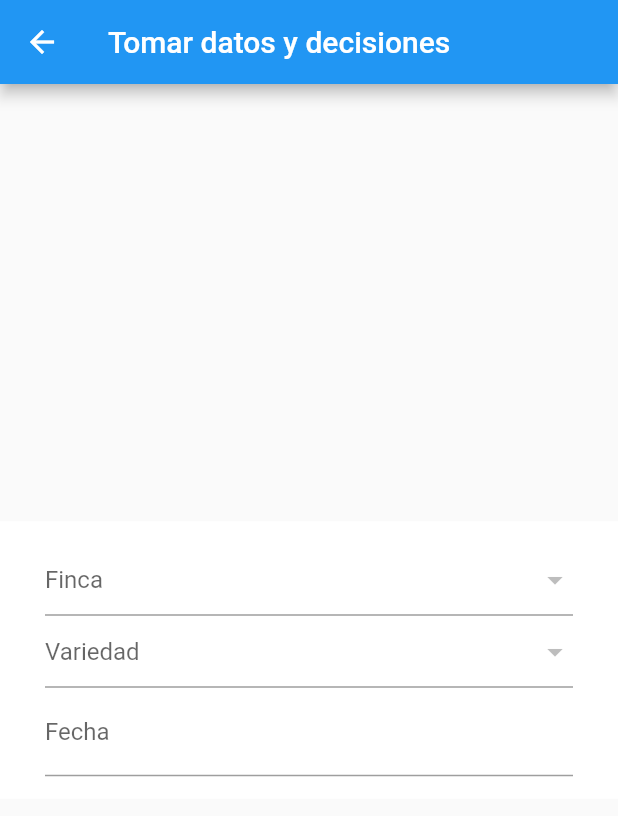
After one commit to ErickMurillo/flutter_poda, a Flutter app: the DecisionesPage screen opened directly, after a tap on the "add" icon, on a phone screen of 412 x 824 dp. The commit adds this screen. Shown: the top 816 px of the screen. Run offline on Flutter 3.47's test engine with Material 2 defaults, Android fonts, the phone set to English and light mode, and no system bars; our stand-ins replace flutter_swiper, sqflite; accounts and stored records are empty.

Commit message:
iniciando test de parcelas

```diff
--- /dev/null
+++ b/lib/models/test_parcela.dart
@@ -0,0 +1,25 @@
+class TestParcela {
+  TestParcela({this.id, this.idFinca, this.idParcela, this.fecha});
+
+  TestParcela.fromMap(Map<String, dynamic> map) {
+    id = map['id'];
+    idFinca = map['idFinca'];
+    idParcela = map['idParcela'];
+    fecha = map['nombre'];
+  }
+
+  int id;
+  int idFinca;
+  int idParcela;
+  String fecha;
+
+  Map<String, dynamic> toMap() {
+    var map = <String, dynamic>{
+      'idFinca': idFinca,
+      'idParcela': idParcela,
+      'fecha': fecha
+    };
+    if (id != null) map['id'] = id;
+    return map;
+  }
+}
--- /dev/null
+++ b/lib/pages/add_decisiones.dart
@@ -0,0 +1,105 @@
+import 'package:flutter/material.dart';
+import 'package:flutter_poda/models/finca.dart';
+import 'package:flutter_poda/models/parcelas.dart';
+import 'package:flutter_poda/models/test_parcela.dart';
+import 'package:flutter_poda/providers/db_provider.dart';
+import 'package:flutter_swiper/flutter_swiper.dart';
+
+class AddDecisionesPage extends StatefulWidget {
+  const AddDecisionesPage({Key key}) : super(key: key);
+
+  @override
+  _AddDecisionesPageState createState() => _AddDecisionesPageState();
+}
+
+class _AddDecisionesPageState extends State<AddDecisionesPage> {
+  final _formKey = GlobalKey<FormState>();
+  final _ctlFecha = TextEditingController();
+  int selectedParcela;
+  int selectedFinca;
+  TestParcela _test = TestParcela();
+  List<Finca> _fincas = [];
+  List<Parcela> _parcelas = [];
+  DatabaseHelper _dbHelper;
+
+  @override
+  void initState() {
+    super.initState();
+    setState(() {
+      _dbHelper = DatabaseHelper.instance;
+    });
+  }
+
+  @override
+  Widget build(BuildContext context) {
+    return Scaffold(
+        appBar: AppBar(
+          title: Text("Tomar datos y decisiones"),
+        ),
+        body: Swiper(
+          itemCount: 1,
+          itemBuilder: (BuildContext context, int index) {
+            return Center(
+              child: Column(
+                  mainAxisAlignment: MainAxisAlignment.center,
+                  children: <Widget>[_form()]),
+            );
+          },
+        ));
+  }
+
+  _form() => Container(
+        color: Colors.white,
+        padding: EdgeInsets.symmetric(vertical: 15, horizontal: 30),
+        child: Form(
+          key: _formKey,
+          child: Column(
+            children: <Widget>[
+              DropdownButtonFormField<int>(
+                validator: (value) => value == null ? 'required' : null,
+                value: selectedFinca,
+                hint: Text('Finca'),
+                items: _fincas
+                    .map((label) => DropdownMenuItem(
+                          child: Text(label.nombre +
+                              ' (' +
+                              label.area.toString() +
+                              ' ' +
+                              label.unidad +
+                              ')'),
+                          value: label.id,
+                        ))
+                    .toList(),
+                onChanged: (value) async {
+                  setState(() {
+                    selectedFinca = value;
+                  });
+                },
+                onSaved: (value) => setState(() => _test.idFinca = value),
+              ),
+              DropdownButtonFormField<int>(
+                validator: (value) => value == null ? 'required' : null,
+                value: selectedParcela,
+                hint: Text('Variedad'),
+                items: _parcelas
+                    .map((label) => DropdownMenuItem(
+                          child: Text(label.nombre),
+                          value: label.id,
+                        ))
+                    .toList(),
+                onChanged: (value) {
+                  setState(() => selectedParcela = value);
+                },
+                onSaved: (value) => setState(() => _test.idParcela = value),
+              ),
+              TextFormField(
+                controller: _ctlFecha,
+                decoration: InputDecoration(labelText: 'Fecha'),
+                onSaved: (val) => setState(() => _test.fecha = val),
+                validator: (val) => (val.length == 0 ? 'required' : null),
+              ),
+            ],
+          ),
+        ),
+      );
+}
--- /dev/null
+++ b/lib/pages/decisiones.dart
@@ -0,0 +1,88 @@
+import 'package:flutter/material.dart';
+import 'package:flutter_poda/models/test_parcela.dart';
+import 'package:flutter_poda/pages/add_decisiones.dart';
+import 'package:flutter_poda/providers/db_provider.dart';
+
+class DecisionesPage extends StatefulWidget {
+  const DecisionesPage({Key key}) : super(key: key);
+
+  @override
+  _DecisionesPageState createState() => _DecisionesPageState();
+}
+
+class _DecisionesPageState extends State<DecisionesPage> {
+  List<TestParcela> _tests = [];
+  DatabaseHelper _dbHelper;
+
+  @override
+  void initState() {
+    super.initState();
+    setState(() {
+      _dbHelper = DatabaseHelper.instance;
+    });
+    _refreshTestList();
+  }
+
+  @override
+  Widget build(BuildContext context) {
+    return Scaffold(
+        appBar: AppBar(
+          title: Text("Tomar datos y decisiones"),
+        ),
+        body: Center(
+          child: Column(
+              mainAxisAlignment: MainAxisAlignment.center,
+              children: <Widget>[
+                _list(),
+                IconButton(
+                  icon: Icon(Icons.add),
+                  onPressed: () {
+                    Navigator.push(
+                      context,
+                      MaterialPageRoute(
+                          builder: (context) => AddDecisionesPage()),
+                    );
+                  },
+                ),
+              ]),
+        ));
+  }
+
+  _refreshTestList() async {
+    List<TestParcela> x = await _dbHelper.fetchTestParcela();
+    setState(() {
+      _tests = x;
+    });
+  }
+
+  _list() => Expanded(
+        child: Card(
+            margin: EdgeInsets.fromLTRB(0, 20, 0, 20),
+            child: ListView.builder(
+              padding: EdgeInsets.all(8),
+              itemBuilder: (context, index) {
+                return Column(
+                  children: <Widget>[
+                    ListTile(
+                      title: Text(_tests[index].idFinca.toString()),
+                      subtitle: Text(_tests[index].idParcela.toString() +
+                          ' fecha:' +
+                          _tests[index].fecha.toString()),
+                      isThreeLine: true,
+                      //   trailing: IconButton(
+                      //       icon: Icon(Icons.delete_sweep),
+                      //       onPressed: () async {}),
+                      onTap: () {
+                        setState(() {});
+                      },
+                    ),
+                    Divider(
+                      height: 5.0,
+                    )
+                  ],
+                );
+              },
+              itemCount: _tests.length,
+            )),
+      );
+}
--- a/lib/pages/list_fincas.dart
+++ b/lib/pages/list_fincas.dart
@@ -11,7 +11,6 @@ class ListFincasPage extends StatefulWidget {
 
 class _ListFincasPageState extends State<ListFincasPage> {
   List<Finca> _fincas = [];
-
   DatabaseHelper _dbHelper;
   Finca _finca = Finca();
   String selected;
@@ -145,7 +144,9 @@ class _ListFincasPageState extends State<ListFincasPage> {
                   children: <Widget>[
                     ListTile(
                       title: Text(_fincas[index].nombre.toUpperCase()),
-                      subtitle: Text(_fincas[index].area.toString()),
+                      subtitle: Text(_fincas[index].area.toString() +
+                          ' ' +
+                          _fincas[index].unidad),
                       trailing: IconButton(
                           icon: Icon(Icons.delete_sweep),
                           onPressed: () async {
--- a/lib/pages/list_parcelas.dart
+++ b/lib/pages/list_parcelas.dart
@@ -222,8 +222,11 @@ class _ListParcelasPageState extends State<ListParcelasPage> {
                 return Column(
                   children: <Widget>[
                     ListTile(
-                      title: Text(_parcelas[index].nombre.toUpperCase()),
+                      title: Text(_parcelas[index].nombre.toUpperCase() +
+                          ' FINCA: ' +
+                          _parcelas[index].idFinca.toString()),
                       subtitle: Text(_parcelas[index].area.toString()),
+                      isThreeLine: true,
                       trailing: IconButton(
                           icon: Icon(Icons.delete_sweep),
                           onPressed: () async {
--- a/lib/providers/db_provider.dart
+++ b/lib/providers/db_provider.dart
@@ -1,6 +1,7 @@
 import 'dart:io';
 import 'package:flutter_poda/models/finca.dart';
 import 'package:flutter_poda/models/parcelas.dart';
+import 'package:flutter_poda/models/test_parcela.dart';
 import 'package:flutter_poda/models/variedad.dart';
 import 'package:path/path.dart';
 
@@ -50,10 +51,18 @@ class DatabaseHelper {
           'FOREIGN KEY(idVariedad) REFERENCES Variedad(id),'
           'FOREIGN KEY(idFinca) REFERENCES Finca(id)'
           ')');
+      await db.execute('CREATE TABLE if not exists TestParcela('
+          'id INTEGER PRIMARY KEY AUTOINCREMENT,'
+          'idFinca INTEGER,'
+          'idParcela INTEGER,'
+          'fecha TEXT,'
+          'FOREIGN KEY(idFinca) REFERENCES Finca(id),'
+          'FOREIGN KEY(idParcela) REFERENCES Parcela(id)'
+          ')');
     });
   }
 
-// fincas CRUD
+// fincas CRUD ---------------------------------------------------
   Future<int> insertFinca(Finca finca) async {
     Database db = await database;
     return await db.insert('Finca', finca.toMap());
@@ -87,7 +96,7 @@ class DatabaseHelper {
         : fincas.map((e) => Finca.fromMap(e)).toList();
   }
 
-  //variedades CRUD
+  //variedades CRUD ---------------------------------------------------
   Future<int> insertVariedad(Variedad variedad) async {
     Database db = await database;
     return await db.insert('Variedad', variedad.toMap());
@@ -112,7 +121,7 @@ class DatabaseHelper {
         : variedades.map((e) => Variedad.fromMap(e)).toList();
   }
 
-  //parcelas CRUD
+  //parcelas CRUD ---------------------------------------------------
   Future<int> insertParcela(Parcela parcela) async {
     Database db = await database;
     return await db.insert('Parcela', parcela.toMap());
@@ -143,4 +152,29 @@ class DatabaseHelper {
         "SELECT SUM(area) as total FROM Parcela where idFinca=?", [id]);
     return result;
   }
+
+  // test parcela crud ---------------------------------------------------
+  Future<int> insertTestParcela(TestParcela testparcela) async {
+    Database db = await database;
+    return await db.insert('TestParcela', testparcela.toMap());
+  }
+
+  Future<int> updateTestParcela(TestParcela testparcela) async {
+    Database db = await database;
+    return await db.update('TestParcela', testparcela.toMap(),
+        where: 'id=?', whereArgs: [testparcela.id]);
+  }
+
+  Future<int> deleteTestParcela(int id) async {
+    Database db = await database;
+    return await db.delete('TestParcela', where: 'id=?', whereArgs: [id]);
+  }
+
+  Future<List<TestParcela>> fetchTestParcela() async {
+    Database db = await database;
+    List<Map> testParcelas = await db.query('TestParcela');
+    return testParcelas.length == 0
+        ? []
+        : testParcelas.map((e) => TestParcela.fromMap(e)).toList();
+  }
 }
--- a/pubspec.yaml
+++ b/pubspec.yaml
@@ -31,7 +31,7 @@ dependencies:
   dio: 3.0.10
   sqflite: 1.3.2+3
   path_provider: ^1.6.27
-  select_form_field: ^1.1.0
+  flutter_swiper: ^1.1.6
 
 dev_dependencies:
   flutter_test:
```
Also changed, not shown: lib/pages/home.dart (+11 -0 lines), pubspec.lock.
